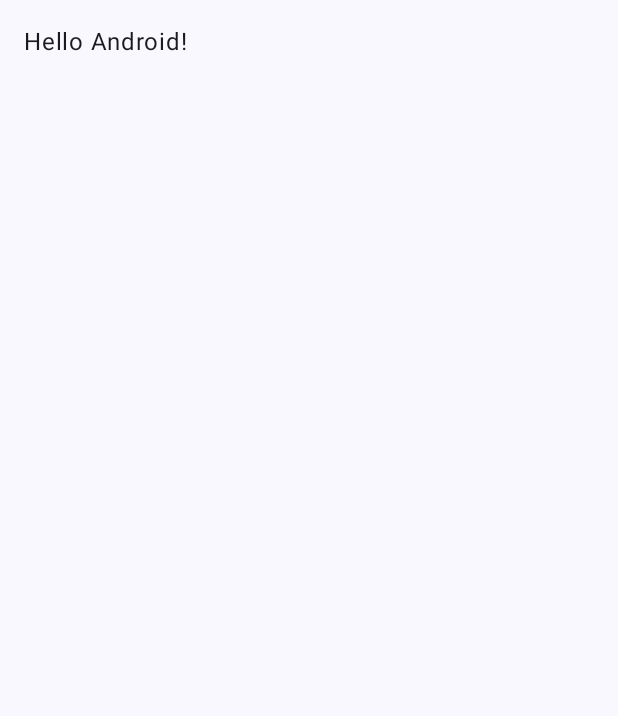
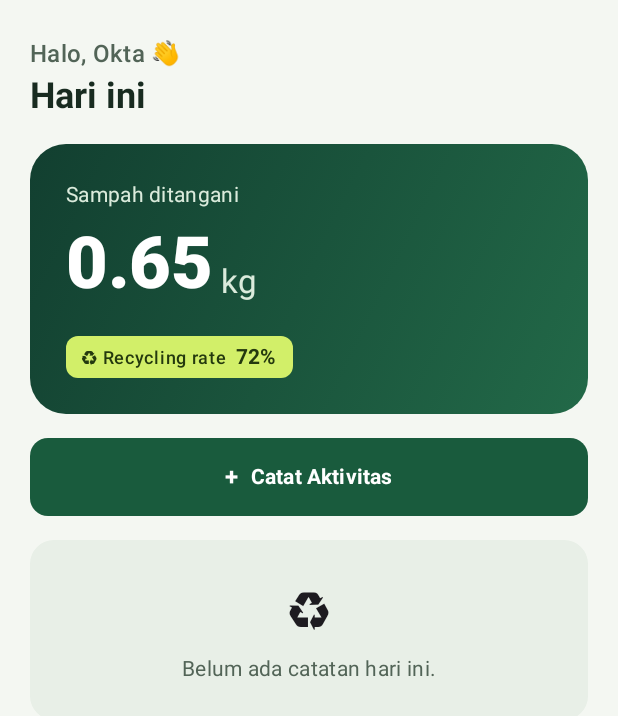
Before and after one commit to waste-not-app/waste-not-android, an Android app built with Jetpack Compose: the screen it shows after launch (MainActivity), on a phone screen of 412 x 824 dp. Before the commit the part shown is almost empty. Shown: the top 716 px of the screen. Run offline under Robolectric (Android 15) with nearby library versions, the phone set to English and light mode, and no system bars; our stand-ins replace Navigation 3; libraries missing offline, so code that uses them is left out: com.github.skydoves.navgraph.

Commit message:
feat: add HomeScreen (S04 Beranda) with WasteNot design system
- HomeScreen: greeting, pine gradient summary card, Catat Aktivitas
  button, recent activities list, empty state
- Color.kt: replace Material3 defaults with WasteNot v1.3 tokens
  (Pine/Lime palette, light + dark color schemes)
- Theme.kt: disable dynamic color to preserve Pine/Lime brand identity
- Navigation.kt: wire to HomeScreen instead of placeholder MainScreen

Closes first real UI screen — triggers CI/CD pipeline.

```diff
--- a/app/src/main/java/com/example/wastenot/Navigation.kt
+++ b/app/src/main/java/com/example/wastenot/Navigation.kt
@@ -1,14 +1,12 @@
 package com.example.wastenot
 
-import androidx.compose.foundation.layout.padding
 import androidx.compose.foundation.layout.safeDrawingPadding
 import androidx.compose.runtime.Composable
 import androidx.compose.ui.Modifier
-import androidx.compose.ui.unit.dp
 import androidx.navigation3.runtime.entryProvider
 import androidx.navigation3.runtime.rememberNavBackStack
 import androidx.navigation3.ui.NavDisplay
-import com.example.wastenot.ui.main.MainScreen
+import com.example.wastenot.ui.home.HomeScreen
 import com.github.skydoves.navgraph.annotations.NavGraphRoot
 
 @NavGraphRoot
@@ -19,10 +17,13 @@ fun MainNavigation() {
     NavDisplay(
         backStack = backStack,
         onBack = { backStack.removeLastOrNull() },
-    entryProvider =
-      entryProvider {
+        entryProvider = entryProvider {
             entry<Main> {
-          MainScreen(onItemClick = { navKey -> backStack.add(navKey) }, modifier = Modifier.safeDrawingPadding().padding(16.dp))
+                HomeScreen(
+                    userName = "Okta",
+                    onRecordClick = { /* TODO: open record sheet */ },
+                    modifier = Modifier.safeDrawingPadding(),
+                )
             }
         },
     )
--- a/app/src/main/java/com/example/wastenot/theme/Color.kt
+++ b/app/src/main/java/com/example/wastenot/theme/Color.kt
@@ -2,10 +2,36 @@ package com.example.wastenot.theme
 
 import androidx.compose.ui.graphics.Color
 
-val Purple80 = Color(0xFFD0BCFF)
-val PurpleGrey80 = Color(0xFFCCC2DC)
-val Pink80 = Color(0xFFEFB8C8)
+// WasteNot Design System v1.3 — Light
+val Background = Color(0xFFF4F7F2)
+val Surface = Color(0xFFFFFFFF)
+val SurfaceVariant = Color(0xFFE8EFE7)
+val OnSurface = Color(0xFF182B20)
+val OnSurfaceVariant = Color(0xFF526457)
+val Outline = Color(0xFF738477)
+val OutlineVariant = Color(0xFFD9E3D8)
+val Primary = Color(0xFF195B3D)
+val OnPrimary = Color(0xFFFFFFFF)
+val PrimaryContainer = Color(0xFFE0EFDF)
+val OnPrimaryContainer = Color(0xFF1B4E32)
+val Accent = Color(0xFFD2EF69)
+val OnAccent = Color(0xFF24390E)
+val Error = Color(0xFFA82832)
+val ErrorContainer = Color(0xFFFDECEE)
 
-val Purple40 = Color(0xFF6650a4)
-val PurpleGrey40 = Color(0xFF625b71)
-val Pink40 = Color(0xFF7D5260)
+// Pine gradient stops
+val Pine900 = Color(0xFF123F30)
+val Pine700 = Color(0xFF226948)
+
+// WasteNot Design System v1.3 — Dark
+val BackgroundDark = Color(0xFF101B15)
+val SurfaceDark = Color(0xFF19281F)
+val SurfaceVariantDark = Color(0xFF26392D)
+val OnSurfaceDark = Color(0xFFF0F5ED)
+val OnSurfaceVariantDark = Color(0xFFB2C4B6)
+val OutlineDark = Color(0xFF7F9484)
+val OutlineVariantDark = Color(0xFF344C3C)
+val PrimaryDark = Color(0xFFB7DEB8)
+val OnPrimaryDark = Color(0xFF122C1C)
+val PrimaryContainerDark = Color(0xFF274C35)
+val OnPrimaryContainerDark = Color(0xFFD5EDD3)
--- a/app/src/main/java/com/example/wastenot/theme/Theme.kt
+++ b/app/src/main/java/com/example/wastenot/theme/Theme.kt
@@ -1,50 +1,48 @@
 package com.example.wastenot.theme
 
-import android.os.Build
 import androidx.compose.foundation.isSystemInDarkTheme
 import androidx.compose.material3.MaterialTheme
 import androidx.compose.material3.darkColorScheme
-import androidx.compose.material3.dynamicDarkColorScheme
-import androidx.compose.material3.dynamicLightColorScheme
 import androidx.compose.material3.lightColorScheme
 import androidx.compose.runtime.Composable
-import androidx.compose.ui.platform.LocalContext
 
-private val DarkColorScheme = darkColorScheme(primary = Purple80, secondary = PurpleGrey80, tertiary = Pink80)
+private val LightColorScheme = lightColorScheme(
+    background = Background,
+    surface = Surface,
+    surfaceVariant = SurfaceVariant,
+    onSurface = OnSurface,
+    onSurfaceVariant = OnSurfaceVariant,
+    outline = Outline,
+    outlineVariant = OutlineVariant,
+    primary = Primary,
+    onPrimary = OnPrimary,
+    primaryContainer = PrimaryContainer,
+    onPrimaryContainer = OnPrimaryContainer,
+    error = Error,
+    errorContainer = ErrorContainer,
+)
 
-private val LightColorScheme =
-  lightColorScheme(
-    primary = Purple40,
-    secondary = PurpleGrey40,
-    tertiary = Pink40,
-
-    /* Other default colors to override
-    background = Color(0xFFFFFBFE),
-    surface = Color(0xFFFFFBFE),
-    onPrimary = Color.White,
-    onSecondary = Color.White,
-    onTertiary = Color.White,
-    onBackground = Color(0xFF1C1B1F),
-    onSurface = Color(0xFF1C1B1F),
-    */
-  )
+private val DarkColorScheme = darkColorScheme(
+    background = BackgroundDark,
+    surface = SurfaceDark,
+    surfaceVariant = SurfaceVariantDark,
+    onSurface = OnSurfaceDark,
+    onSurfaceVariant = OnSurfaceVariantDark,
+    outline = OutlineDark,
+    outlineVariant = OutlineVariantDark,
+    primary = PrimaryDark,
+    onPrimary = OnPrimaryDark,
+    primaryContainer = PrimaryContainerDark,
+    onPrimaryContainer = OnPrimaryContainerDark,
+    error = Error,
+)
 
 @Composable
 fun WasteNotTheme(
-  darkTheme: Boolean = isSystemInDarkTheme(),
-  // Dynamic color is available on Android 12+
-  dynamicColor: Boolean = true,
-  content: @Composable () -> Unit,
+    darkTheme: Boolean = isSystemInDarkTheme(),
+    content: @Composable () -> Unit,
 ) {
-  val colorScheme =
-    when {
-      dynamicColor && Build.VERSION.SDK_INT >= Build.VERSION_CODES.S -> {
-        val context = LocalContext.current
-        if (darkTheme) dynamicDarkColorScheme(context) else dynamicLightColorScheme(context)
-      }
-      darkTheme -> DarkColorScheme
-      else -> LightColorScheme
-    }
-
-  MaterialTheme(colorScheme = colorScheme, typography = Typography, content = content)
+    // Dynamic color disabled — WasteNot maintains Pine/Lime identity across all wallpapers
+    val colorScheme = if (darkTheme) DarkColorScheme else LightColorScheme
+    MaterialTheme(colorScheme = colorScheme, typography = Typography, content = content)
 }
--- /dev/null
+++ b/app/src/main/java/com/example/wastenot/ui/home/HomeScreen.kt
@@ -0,0 +1,283 @@
+package com.example.wastenot.ui.home
+
+import androidx.compose.foundation.background
+import androidx.compose.foundation.layout.*
+import androidx.compose.foundation.lazy.LazyColumn
+import androidx.compose.foundation.lazy.items
+import androidx.compose.foundation.shape.RoundedCornerShape
+import androidx.compose.material3.*
+import androidx.compose.runtime.Composable
+import androidx.compose.ui.Alignment
+import androidx.compose.ui.Modifier
+import androidx.compose.ui.draw.clip
+import androidx.compose.ui.graphics.Brush
+import androidx.compose.ui.graphics.Color
+import androidx.compose.ui.text.font.FontWeight
+import androidx.compose.ui.tooling.preview.Preview
+import androidx.compose.ui.unit.dp
+import androidx.compose.ui.unit.sp
+import com.example.wastenot.theme.Accent
+import com.example.wastenot.theme.OnAccent
+import com.example.wastenot.theme.OnSurfaceVariant
+import com.example.wastenot.theme.Pine700
+import com.example.wastenot.theme.Pine900
+import com.example.wastenot.theme.WasteNotTheme
+
+data class WasteActivity(
+    val label: String,
+    val method: String,
+    val amount: String,
+    val timeAgo: String,
+)
+
+private val pineBrush = Brush.linearGradient(
+    colors = listOf(Pine900, Pine700),
+    start = androidx.compose.ui.geometry.Offset(0f, 0f),
+    end = androidx.compose.ui.geometry.Offset(Float.POSITIVE_INFINITY, Float.POSITIVE_INFINITY),
+)
+
+@Composable
+fun HomeScreen(
+    userName: String = "Okta",
+    totalToday: Float = 0.65f,
+    unit: String = "kg",
+    recyclingRate: Int = 72,
+    recentActivities: List<WasteActivity> = emptyList(),
+    onRecordClick: () -> Unit = {},
+    modifier: Modifier = Modifier,
+) {
+    LazyColumn(
+        modifier = modifier.fillMaxSize(),
+        contentPadding = PaddingValues(horizontal = 20.dp, vertical = 24.dp),
+        verticalArrangement = Arrangement.spacedBy(16.dp),
+    ) {
+        // Greeting
+        item {
+            Column {
+                Text(
+                    text = "Halo, $userName 👋",
+                    style = MaterialTheme.typography.titleMedium,
+                    color = MaterialTheme.colorScheme.onSurfaceVariant,
+                )
+                Text(
+                    text = "Hari ini",
+                    style = MaterialTheme.typography.headlineSmall,
+                    color = MaterialTheme.colorScheme.onSurface,
+                    fontWeight = FontWeight.Bold,
+                )
+            }
+        }
+
+        // Summary card — Pine gradient
+        item {
+            Box(
+                modifier = Modifier
+                    .fillMaxWidth()
+                    .clip(RoundedCornerShape(24.dp))
+                    .background(pineBrush)
+                    .padding(24.dp),
+            ) {
+                Column {
+                    Text(
+                        text = "Sampah ditangani",
+                        style = MaterialTheme.typography.bodyMedium,
+                        color = Color(0xFFDBEBDC),
+                    )
+                    Spacer(Modifier.height(4.dp))
+                    Row(verticalAlignment = Alignment.Bottom) {
+                        Text(
+                            text = totalToday.toString(),
+                            style = MaterialTheme.typography.displayLarge.copy(
+                                fontSize = 48.sp,
+                                fontWeight = FontWeight.ExtraBold,
+                            ),
+                            color = Color.White,
+                        )
+                        Spacer(Modifier.width(4.dp))
+                        Text(
+                            text = unit,
+                            style = MaterialTheme.typography.titleLarge,
+                            color = Color(0xFFDBEBDC),
+                            modifier = Modifier.padding(bottom = 6.dp),
+                        )
+                    }
+                    Spacer(Modifier.height(16.dp))
+                    // Recycling rate badge
+                    Row(
+                        modifier = Modifier
+                            .clip(RoundedCornerShape(8.dp))
+                            .background(Accent)
+                            .padding(horizontal = 10.dp, vertical = 4.dp),
+                        verticalAlignment = Alignment.CenterVertically,
+                    ) {
+                        Text(
+                            text = "♻ Recycling rate",
+                            style = MaterialTheme.typography.labelMedium,
+                            color = OnAccent,
+                        )
+                        Spacer(Modifier.width(6.dp))
+                        Text(
+                            text = "$recyclingRate%",
+                            style = MaterialTheme.typography.labelLarge,
+                            color = OnAccent,
+                            fontWeight = FontWeight.Bold,
+                        )
+                    }
+                }
+            }
+        }
+
+        // Record button
+        item {
+            Button(
+                onClick = onRecordClick,
+                modifier = Modifier
+                    .fillMaxWidth()
+                    .height(52.dp),
+                shape = RoundedCornerShape(12.dp),
+                colors = ButtonDefaults.buttonColors(
+                    containerColor = MaterialTheme.colorScheme.primary,
+                    contentColor = MaterialTheme.colorScheme.onPrimary,
+                ),
+            ) {
+                Text(
+                    text = "+",
+                    style = MaterialTheme.typography.titleMedium,
+                    fontWeight = FontWeight.Bold,
+                )
+                Spacer(Modifier.width(8.dp))
+                Text(
+                    text = "Catat Aktivitas",
+                    style = MaterialTheme.typography.labelLarge,
+                    fontWeight = FontWeight.Bold,
+                )
+            }
+        }
+
+        // Recent activity header
+        if (recentActivities.isNotEmpty()) {
+            item {
+                Text(
+                    text = "Aktivitas Terbaru",
+                    style = MaterialTheme.typography.titleSmall,
+                    color = MaterialTheme.colorScheme.onSurfaceVariant,
+                    fontWeight = FontWeight.SemiBold,
+                )
+            }
+
+            items(recentActivities) { activity ->
+                ActivityRow(activity = activity)
+            }
+        } else {
+            // Empty state
+            item {
+                Box(
+                    modifier = Modifier
+                        .fillMaxWidth()
+                        .clip(RoundedCornerShape(16.dp))
+                        .background(MaterialTheme.colorScheme.surfaceVariant)
+                        .padding(24.dp),
+                    contentAlignment = Alignment.Center,
+                ) {
+                    Column(horizontalAlignment = Alignment.CenterHorizontally) {
+                        Text(
+                            text = "♻",
+                            fontSize = 32.sp,
+                        )
+                        Spacer(Modifier.height(8.dp))
+                        Text(
+                            text = "Belum ada catatan hari ini.",
+                            style = MaterialTheme.typography.bodyMedium,
+                            color = MaterialTheme.colorScheme.onSurfaceVariant,
+                        )
+                    }
+                }
+            }
+        }
+    }
+}
+
+@Composable
+private fun ActivityRow(
+    activity: WasteActivity,
+    modifier: Modifier = Modifier,
+) {
+    Surface(
+        modifier = modifier.fillMaxWidth(),
+        shape = RoundedCornerShape(12.dp),
+        color = MaterialTheme.colorScheme.surface,
+        tonalElevation = 0.dp,
+        border = androidx.compose.foundation.BorderStroke(
+            width = 1.dp,
+            color = MaterialTheme.colorScheme.outlineVariant,
+        ),
+    ) {
+        Row(
+            modifier = Modifier.padding(horizontal = 16.dp, vertical = 12.dp),
+            verticalAlignment = Alignment.CenterVertically,
+        ) {
+            // Method badge
+            Box(
+                modifier = Modifier
+                    .clip(RoundedCornerShape(8.dp))
+                    .background(MaterialTheme.colorScheme.primaryContainer)
+                    .padding(horizontal = 8.dp, vertical = 4.dp),
+            ) {
+                Text(
+                    text = activity.method,
+                    style = MaterialTheme.typography.labelSmall,
+                    color = MaterialTheme.colorScheme.onPrimaryContainer,
+                    fontWeight = FontWeight.SemiBold,
+                )
+            }
+            Spacer(Modifier.width(12.dp))
+            Column(modifier = Modifier.weight(1f)) {
+                Text(
+                    text = activity.label,
+                    style = MaterialTheme.typography.bodyMedium,
+                    color = MaterialTheme.colorScheme.onSurface,
+                )
+                Text(
+                    text = activity.timeAgo,
+                    style = MaterialTheme.typography.bodySmall,
+                    color = OnSurfaceVariant,
+                )
+            }
+            Text(
+                text = activity.amount,
+                style = MaterialTheme.typography.titleSmall,
+                color = MaterialTheme.colorScheme.onSurface,
+                fontWeight = FontWeight.Bold,
+            )
+        }
+    }
+}
+
+// ─── Previews ────────────────────────────────────────────────────────────────
+
+private val sampleActivities = listOf(
+    WasteActivity("Botol plastik", "Recycle", "0.2 kg", "2 jam lalu"),
+    WasteActivity("Kardus", "Recycle", "0.3 kg", "4 jam lalu"),
+    WasteActivity("Sisa makanan", "Reduce", "1 porsi", "Kemarin"),
+)
+
+@Preview(showBackground = true, showSystemUi = true)
+@Composable
+fun HomeScreenPreview() {
+    WasteNotTheme {
+        HomeScreen(
+            userName = "Okta",
+            totalToday = 0.65f,
+            recyclingRate = 72,
+            recentActivities = sampleActivities,
+        )
+    }
+}
+
+@Preview(showBackground = true, showSystemUi = true)
+@Composable
+fun HomeScreenEmptyPreview() {
+    WasteNotTheme {
+        HomeScreen(userName = "Okta", totalToday = 0f, recyclingRate = 0)
+    }
+}
```
Lines whose indentation alone changed are shown as unchanged.
